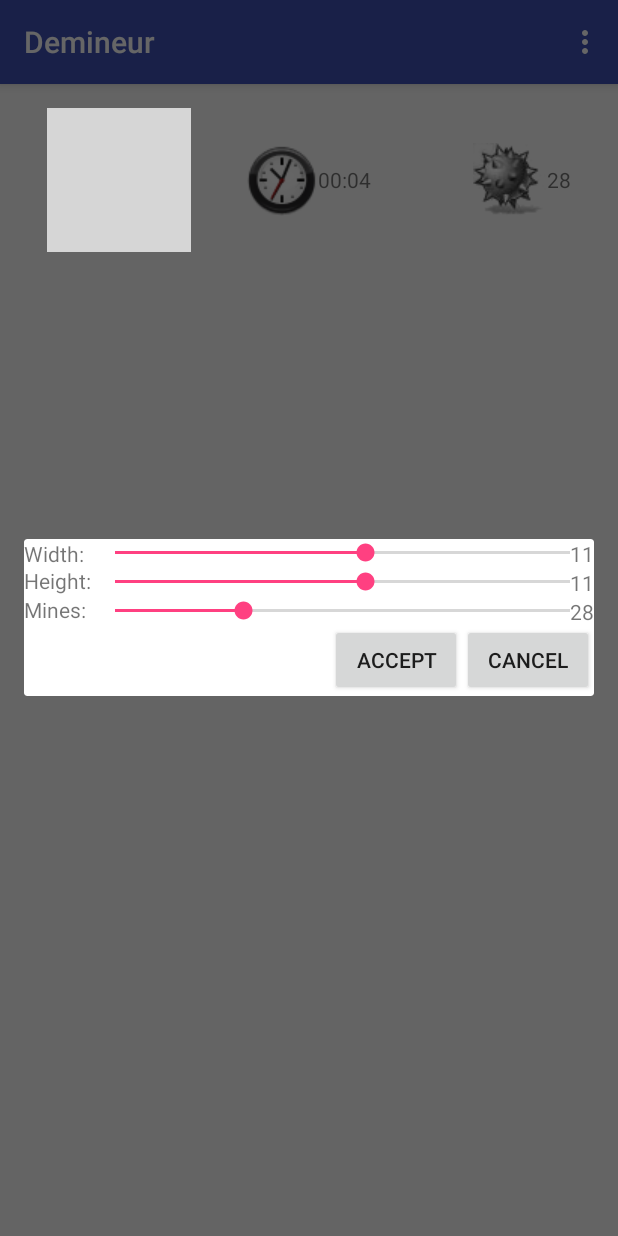
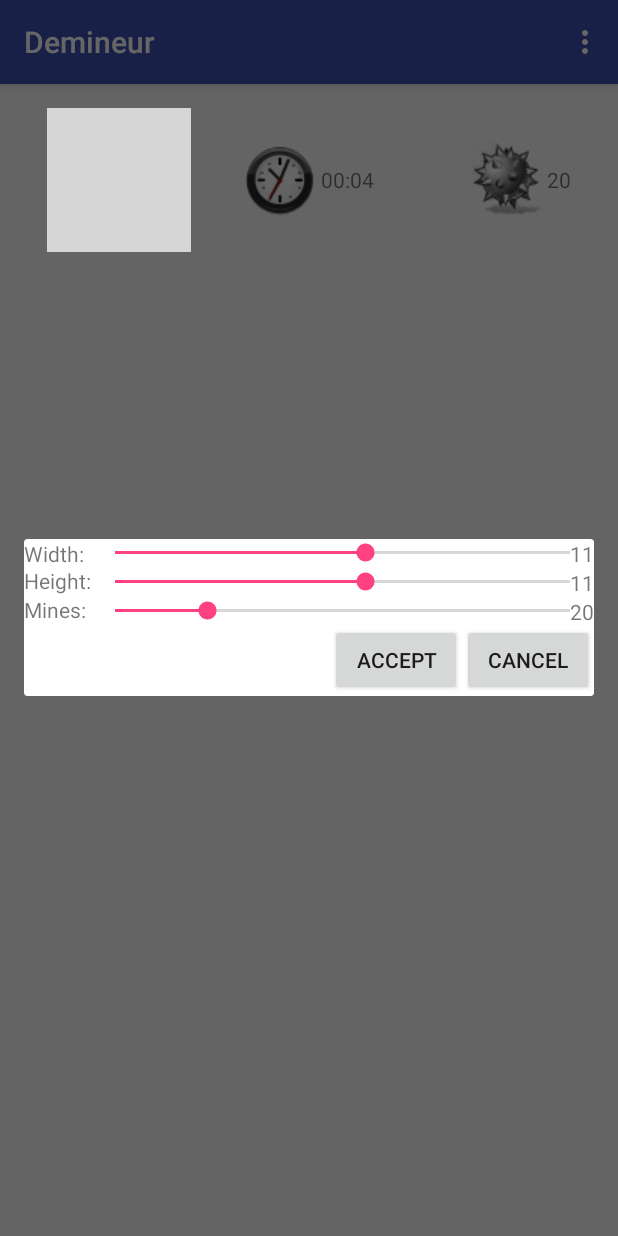
Before and after one commit to anazeer/Demineur, an Android app: the screen it shows after launch (MainActivity), in the options menu, after a tap on "Settings", on a phone screen of 412 x 824 dp. Run offline under Robolectric (Android 15) with nearby library versions, the phone set to English and light mode, and no system bars; grey boxes are pictures that could not be loaded.

Commit message:
Little changes (default mines number, time display)

```diff
--- a/app/src/main/java/com/android/demineur/MainActivity.java
+++ b/app/src/main/java/com/android/demineur/MainActivity.java
@@ -58,7 +58,7 @@ public class MainActivity extends AppCompatActivity {
                 setNegativeButton(getResources().getString(R.string.no), settingsDialogListener);
         customHandler = new Handler();
         startTime = 0L;
-        newGame(11, 11, 28);
+        newGame(11, 11, 20);
         initSettingsDialog();
     }
 
--- a/app/src/main/res/values/strings.xml
+++ b/app/src/main/res/values/strings.xml
@@ -16,6 +16,6 @@
     <string name="width_value">%d</string>
     <string name="height_value">%d</string>
     <string name="mines_value">%d</string>
-    <string name="timer">  %1$02d:%2$02d</string>
+    <string name="timer">" "%1$02d:%2$02d</string>
     <string name="count_mines">  %d</string>
 </resources>
```
